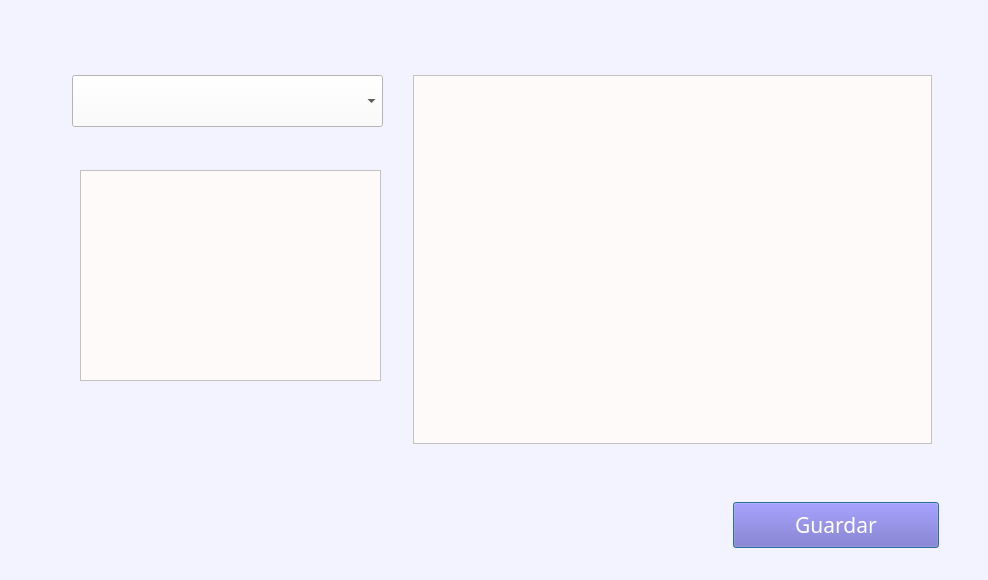
GleymarP/WynPlan, file ui/assignprofessordialog.ui: the form before one commit.
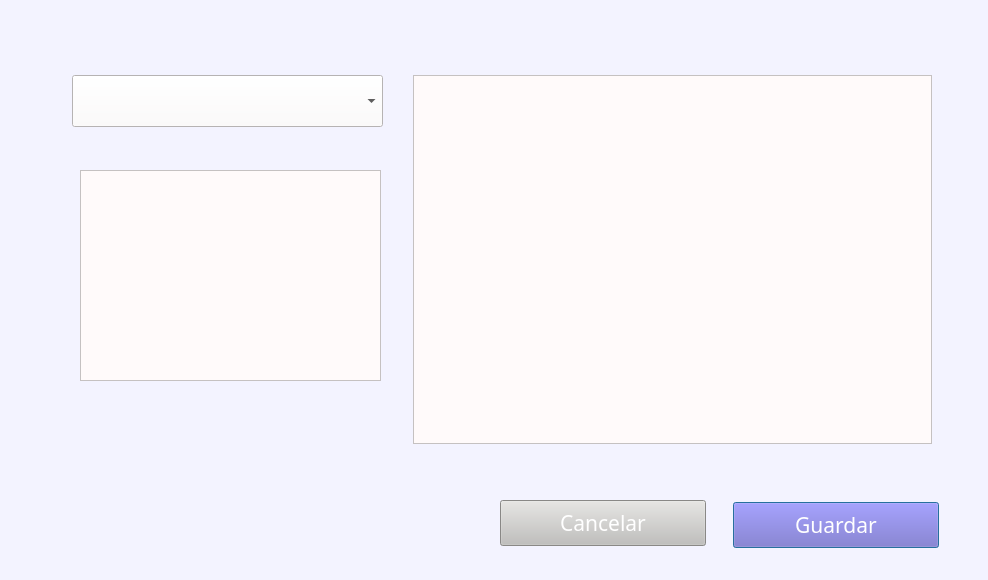
The form after the commit.

Diff of the .ui file:
```diff
--- a/ui/assignprofessordialog.ui
+++ b/ui/assignprofessordialog.ui
@@ -102,8 +102,8 @@
   <widget class="QLabel" name="label">
    <property name="geometry">
     <rect>
-     <x>290</x>
-     <y>20</y>
+     <x>300</x>
+     <y>30</y>
      <width>641</width>
      <height>18</height>
     </rect>
@@ -121,6 +121,29 @@
     <string/>
    </property>
   </widget>
+  <widget class="QPushButton" name="pushButton_cancel">
+   <property name="geometry">
+    <rect>
+     <x>500</x>
+     <y>500</y>
+     <width>206</width>
+     <height>46</height>
+    </rect>
+   </property>
+   <property name="font">
+    <font>
+     <family>Montserrat</family>
+     <pointsize>16</pointsize>
+    </font>
+   </property>
+   <property name="styleSheet">
+    <string notr="true">background-color: rgb(192, 191, 188);
+color: rgb(255, 255, 255);</string>
+   </property>
+   <property name="text">
+    <string>Cancelar</string>
+   </property>
+  </widget>
  </widget>
  <resources/>
  <connections/>
```
